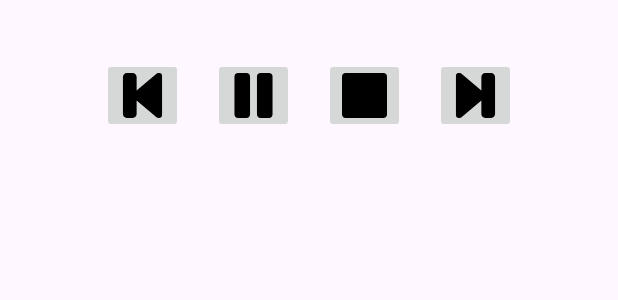
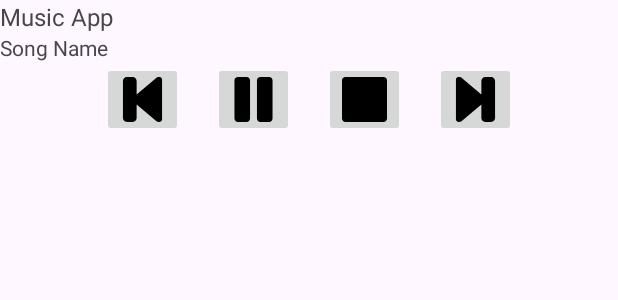
Before and after one commit to lekoal/Aston_intensiv_1, an Android app: the layout custom_notification_layot.xml on its own in the app's theme, with its tools: preview values and no code run, on a phone screen of 412 x 824 dp. Shown: the top 300 px of the screen. Run offline under Robolectric (Android 15) with nearby library versions, the light colour scheme and no system bars.

```diff
--- a/app/src/main/res/layout/custom_notification_layot.xml
+++ b/app/src/main/res/layout/custom_notification_layot.xml
@@ -1,8 +1,9 @@
 <?xml version="1.0" encoding="utf-8"?>
 <LinearLayout xmlns:android="http://schemas.android.com/apk/res/android"
+    xmlns:tools="http://schemas.android.com/tools"
     android:layout_width="match_parent"
     android:layout_height="wrap_content"
-    android:gravity="center"
+    android:gravity="top|center_horizontal"
     android:orientation="vertical">
 
     <LinearLayout
@@ -14,12 +15,16 @@
         <TextView
             android:id="@+id/notification_title"
             android:layout_width="wrap_content"
-            android:layout_height="wrap_content" />
+            android:layout_height="wrap_content"
+            android:textSize="16sp"
+            tools:text="Music App" />
 
         <TextView
             android:id="@+id/notification_track_name"
             android:layout_width="wrap_content"
-            android:layout_height="wrap_content" />
+            android:layout_height="wrap_content"
+            android:textSize="14sp"
+            tools:text="Song Name" />
 
     </LinearLayout>
 
```
Also changed, not shown: app/src/main/java/com/lekoal/astonintensiv1/domain/MusicPlayerService.kt (+17 -21 lines).
